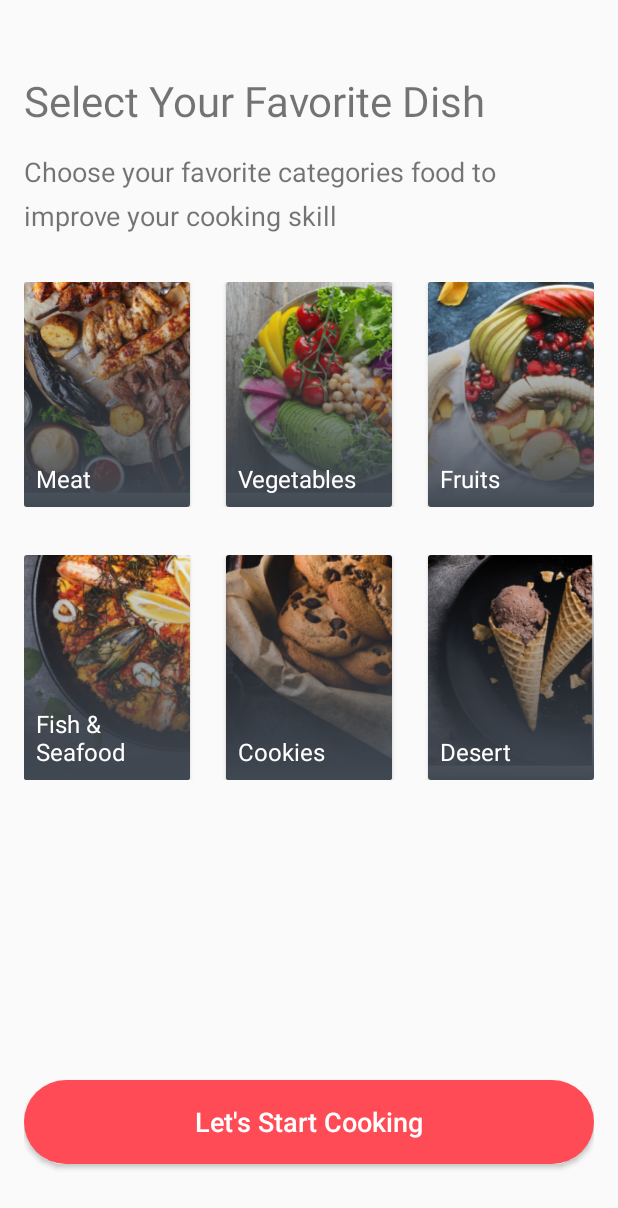
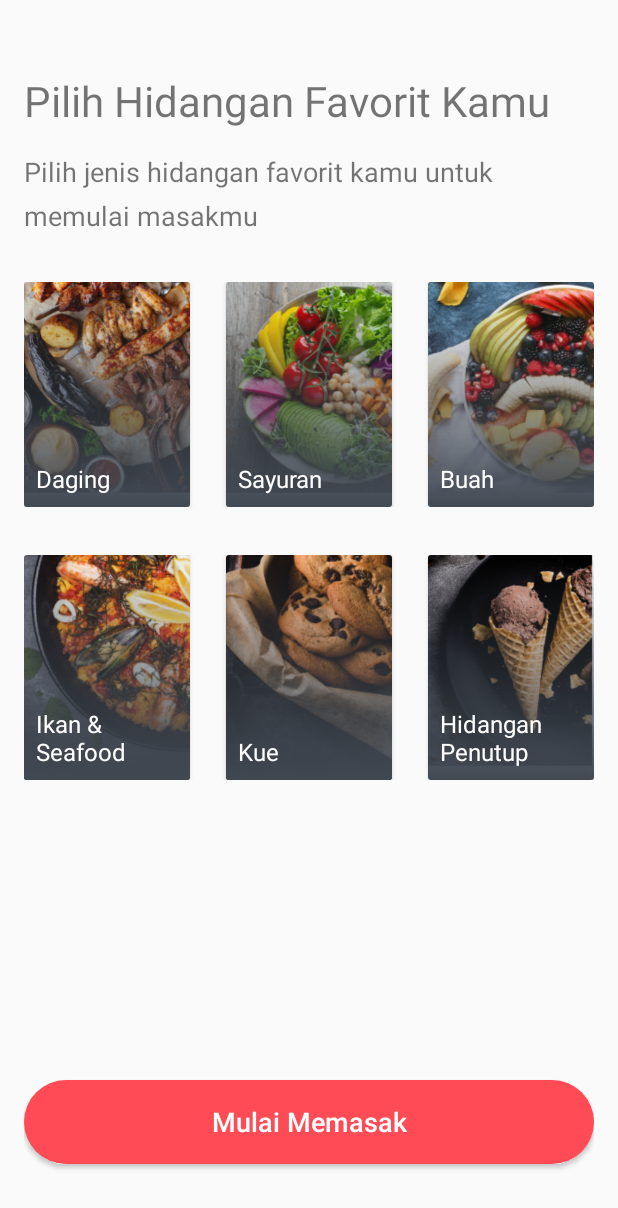
Before and after one commit to erwinkaaa/ADSxADS, an Android app: the SelectFavoriteDishActivity screen opened directly, with no data from a screen before it, on a phone screen of 412 x 824 dp. Shown: the top 1208 px of the screen. Run offline under Robolectric (Android 15) with nearby library versions, the phone set to English and light mode, and no system bars.

Commit message:
full indo

```diff
--- a/app/src/main/res/layout/activity_favorite_dish.xml
+++ b/app/src/main/res/layout/activity_favorite_dish.xml
@@ -14,7 +14,7 @@
         <TextView
             android:layout_width="wrap_content"
             android:layout_height="wrap_content"
-            android:text="Select Your Favorite Dish"
+            android:text="Pilih Hidangan Favorit Kamu"
             android:textSize="28sp" />
 
         <TextView
@@ -22,7 +22,7 @@
             android:layout_height="wrap_content"
             android:layout_marginTop="16dp"
             android:lineSpacingExtra="8dp"
-            android:text="Choose your favorite categories food to improve your cooking skill"
+            android:text="Pilih jenis hidangan favorit kamu untuk memulai masakmu"
             android:textSize="18sp" />
     </LinearLayout>
 
@@ -71,7 +71,7 @@
                     android:layout_height="wrap_content"
                     android:layout_gravity="bottom"
                     android:layout_margin="8dp"
-                    android:text="Meat"
+                    android:text="Daging"
                     android:textColor="@color/white"
                     android:textSize="16sp" />
             </androidx.cardview.widget.CardView>
@@ -111,7 +111,7 @@
                     android:layout_height="wrap_content"
                     android:layout_gravity="bottom"
                     android:layout_margin="8dp"
-                    android:text="Vegetables"
+                    android:text="Sayuran"
                     android:textColor="@color/white"
                     android:textSize="16sp" />
             </androidx.cardview.widget.CardView>
@@ -138,7 +138,7 @@
                     android:layout_height="wrap_content"
                     android:layout_gravity="bottom"
                     android:layout_margin="8dp"
-                    android:text="Fruits"
+                    android:text="Buah"
                     android:textColor="@color/white"
                     android:textSize="16sp" />
             </androidx.cardview.widget.CardView>
@@ -172,7 +172,7 @@
                     android:layout_height="wrap_content"
                     android:layout_gravity="bottom"
                     android:layout_margin="8dp"
-                    android:text="Fish &amp; Seafood"
+                    android:text="Ikan &amp; Seafood"
                     android:textColor="@color/white"
                     android:textSize="16sp" />
             </androidx.cardview.widget.CardView>
@@ -201,7 +201,7 @@
                     android:layout_height="wrap_content"
                     android:layout_gravity="bottom"
                     android:layout_margin="8dp"
-                    android:text="Cookies"
+                    android:text="Kue"
                     android:textColor="@color/white"
                     android:textSize="16sp" />
             </androidx.cardview.widget.CardView>
@@ -228,7 +228,7 @@
                     android:layout_height="wrap_content"
                     android:layout_gravity="bottom"
                     android:layout_margin="8dp"
-                    android:text="Desert"
+                    android:text="Hidangan Penutup"
                     android:textColor="@color/white"
                     android:textSize="16sp" />
             </androidx.cardview.widget.CardView>
@@ -242,7 +242,7 @@
         android:layout_height="?attr/actionBarSize"
         android:layout_marginBottom="32dp"
         android:background="@drawable/bg_btn_primary"
-        android:text="Let's Start Cooking"
+        android:text="Mulai Memasak"
         android:textAllCaps="false"
         android:textColor="@color/white"
         android:textSize="18sp" />
--- a/app/src/main/res/layout/activity_register_success.xml
+++ b/app/src/main/res/layout/activity_register_success.xml
@@ -22,7 +22,7 @@
         <TextView
             android:layout_width="match_parent"
             android:layout_height="wrap_content"
-            android:text="Thank You!"
+            android:text="Terima Kasih!"
             android:textAlignment="center"
             android:textColor="@color/white"
             android:textSize="32sp"
@@ -32,7 +32,7 @@
         <TextView
             android:layout_width="match_parent"
             android:layout_height="wrap_content"
-            android:text="Now you're registered \nand let's start to be Professional chef"
+            android:text="Sekarang kamu telah terdaftar, mari memulai menjadi koki profesional"
             android:textColor="@color/white"
             android:textAlignment="center"
             android:textSize="18sp"/>
@@ -45,7 +45,7 @@
         android:layout_height="?attr/actionBarSize"
         android:background="@drawable/bg_btn_white"
         android:layout_marginBottom="24dp"
-        android:text="Go To Homepage"
+        android:text="Menuju Halaman Utama"
         android:textAllCaps="false"
         android:textSize="18sp"/>
 
--- a/app/src/main/res/layout/bottom_sheet_register.xml
+++ b/app/src/main/res/layout/bottom_sheet_register.xml
@@ -17,7 +17,7 @@
     <TextView
         android:layout_width="wrap_content"
         android:layout_height="wrap_content"
-        android:text="Register"
+        android:text="Daftar"
         android:textSize="28sp"/>
 
     <TextView
@@ -25,7 +25,7 @@
         android:layout_width="wrap_content"
         android:layout_height="wrap_content"
         android:textSize="18sp"
-        android:text="Insert your e-mail address to see All the Recipes"
+        android:text="Masukkan alamat e-mail kamu untuk melihat semua resep."
         android:lineSpacingExtra="8dp"/>
 
     <EditText
@@ -42,7 +42,7 @@
         android:layout_width="match_parent"
         android:layout_height="60dp"
         android:background="@drawable/bg_btn_primary"
-        android:text="Register"
+        android:text="Daftar"
         android:textColor="@color/white"
         android:textAllCaps="false"
         android:textSize="18sp"/>
```
Also changed, not shown: app/src/main/res/layout/activity_auth.xml (+4 -4 lines), app/src/main/res/layout/activity_recipe_detail.xml (+4 -4 lines), app/src/main/res/layout/layout_home.xml (+4 -4 lines).
